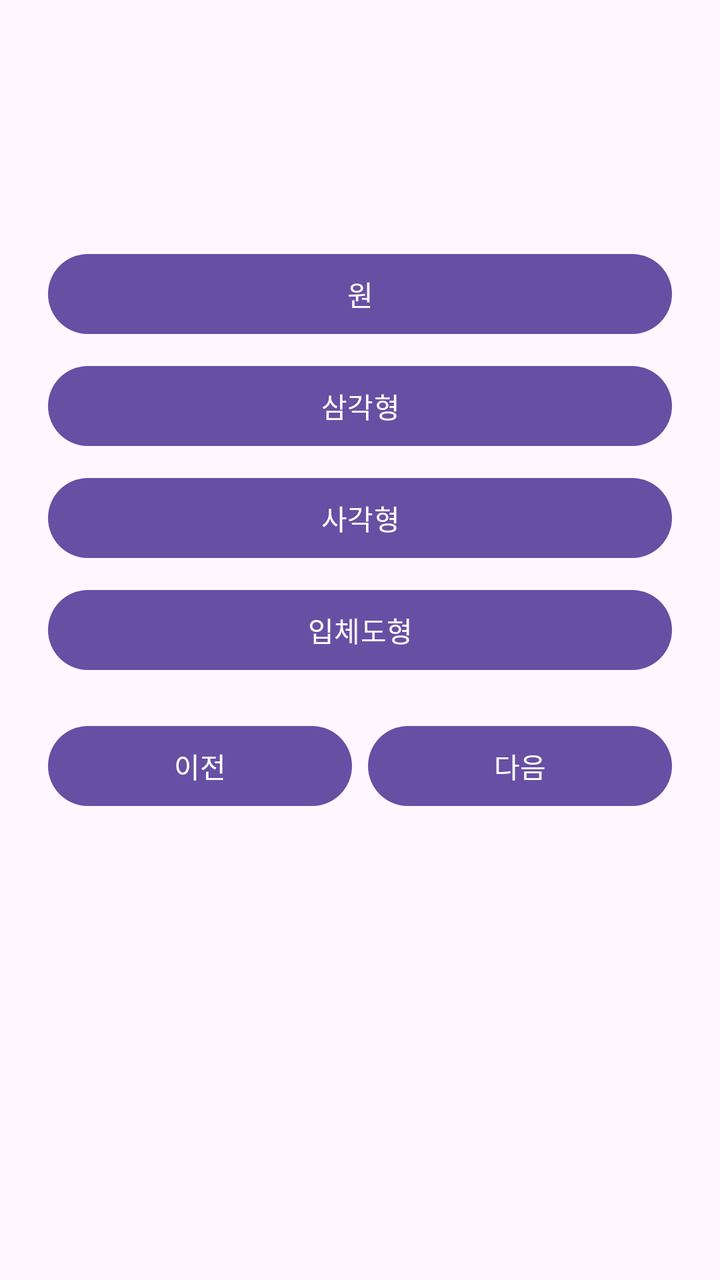
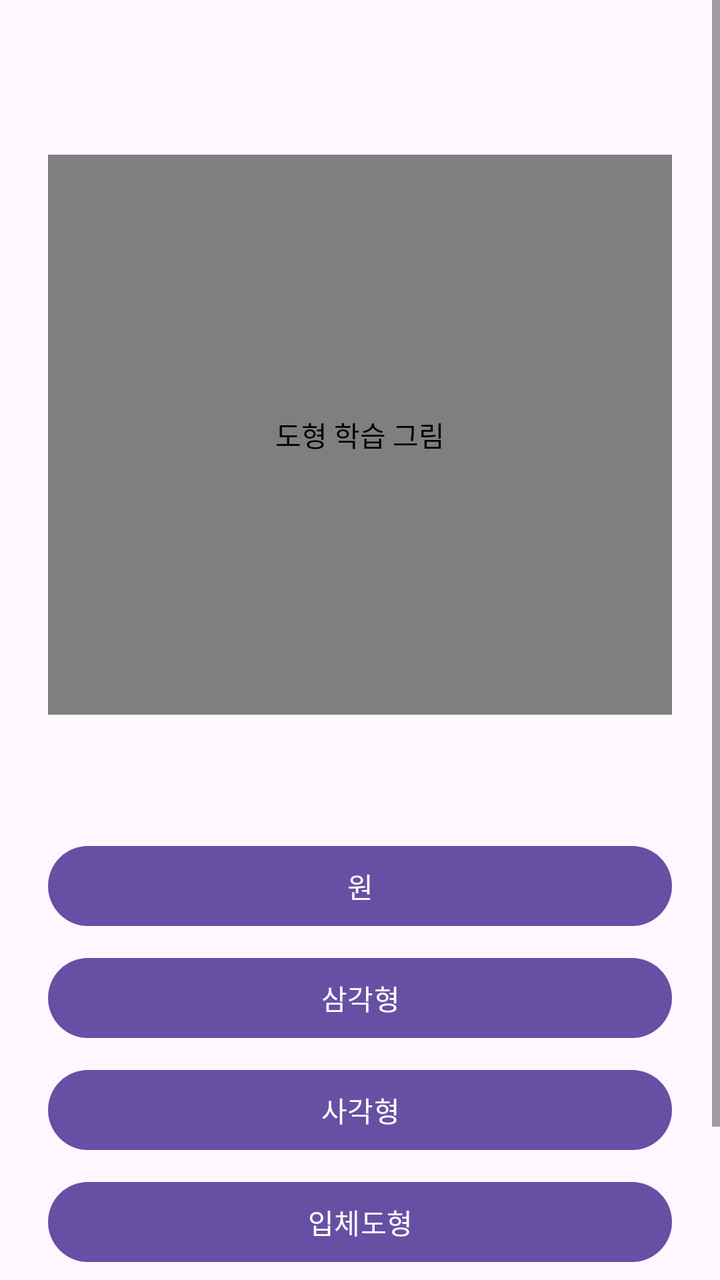

Two renders of the same Android screen: before a commit and after it. Below are the layout's source before the change and the commit's diff.
<!-- AndroidManifest.xml: application theme Theme.Eunhyo2 -->
<!-- res/layout/activity_geometry_study.xml -->
<?xml version="1.0" encoding="utf-8"?>
<ScrollView xmlns:android="http://schemas.android.com/apk/res/android"
    android:layout_width="match_parent"
    android:layout_height="match_parent">

    <LinearLayout
        android:layout_width="match_parent"
        android:layout_height="wrap_content"
        android:orientation="vertical"
        android:padding="24dp">

        <TextView
            android:id="@+id/textGeometryTitle"
            android:layout_width="match_parent"
            android:layout_height="wrap_content"
            android:gravity="center"
            android:textAppearance="@style/TextAppearance.Material3.HeadlineMedium" />

        <TextView
            android:id="@+id/textGeometryDescription"
            android:layout_width="match_parent"
            android:layout_height="wrap_content"
            android:layout_marginTop="16dp"
            android:gravity="center"
            android:textAppearance="@style/TextAppearance.Material3.BodyLarge" />

        <com.google.android.material.button.MaterialButton
            android:id="@+id/buttonCircle"
            android:layout_width="match_parent"
            android:layout_height="wrap_content"
            android:layout_marginTop="24dp"
            android:text="원" />

        <com.google.android.material.button.MaterialButton
            android:id="@+id/buttonTriangle"
            android:layout_width="match_parent"
            android:layout_height="wrap_content"
            android:layout_marginTop="8dp"
            android:text="삼각형" />

        <com.google.android.material.button.MaterialButton
            android:id="@+id/buttonRectangle"
            android:layout_width="match_parent"
            android:layout_height="wrap_content"
            android:layout_marginTop="8dp"
            android:text="사각형" />

        <com.google.android.material.button.MaterialButton
            android:id="@+id/buttonSolid"
            android:layout_width="match_parent"
            android:layout_height="wrap_content"
            android:layout_marginTop="8dp"
            android:text="입체도형" />

        <LinearLayout
            android:layout_width="match_parent"
            android:layout_height="wrap_content"
            android:layout_marginTop="20dp"
            android:orientation="horizontal">

            <com.google.android.material.button.MaterialButton
                android:id="@+id/buttonPrevious"
                android:layout_width="0dp"
                android:layout_height="wrap_content"
                android:layout_weight="1"
                android:text="이전" />

            <com.google.android.material.button.MaterialButton
                android:id="@+id/buttonNext"
                android:layout_width="0dp"
                android:layout_height="wrap_content"
                android:layout_marginStart="8dp"
                android:layout_weight="1"
                android:text="다음" />
        </LinearLayout>
    </LinearLayout>
</ScrollView>
<!-- resources referenced by this layout -->
<resources>
  <style name="Theme.Eunhyo2" parent="Theme.Material3.DayNight.NoActionBar">
          <item name="android:windowLightStatusBar">true</item>
      </style>
</resources>

<!-- the commit's change to res/layout/activity_geometry_study.xml (unified diff, before → after) -->
@@ -15,6 +15,13 @@
             android:layout_height="wrap_content"
             android:gravity="center"
             android:textAppearance="@style/TextAppearance.Material3.HeadlineMedium" />
+
+        <com.sofajohnlee.eunhyo2.feature.geometry.GeometryCanvasView
+            android:id="@+id/geometryCanvas"
+            android:layout_width="match_parent"
+            android:layout_height="280dp"
+            android:layout_marginTop="16dp"
+            android:contentDescription="도형 학습 그림" />
 
         <TextView
             android:id="@+id/textGeometryDescription"
